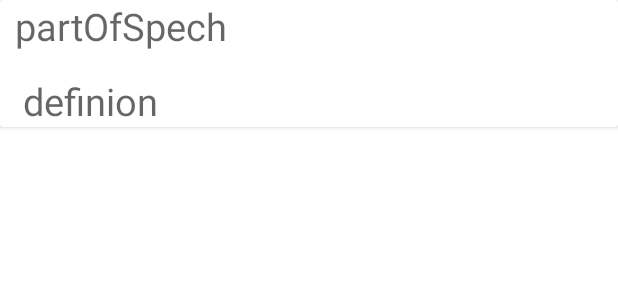
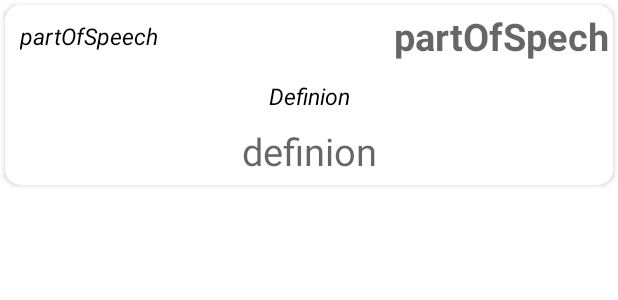
Before and after one commit to Serg8787/IntelliasTest, an Android app: the layout item.xml on its own in the app's theme, with its tools: preview values and no code run, on a phone screen of 412 x 824 dp. Shown: the top 300 px of the screen. Run offline under Robolectric (Android 15) with nearby library versions, the phone set to English and light mode, and no system bars.

Commit message:
add design and check - correct word

```diff
--- a/app/src/main/res/layout/item.xml
+++ b/app/src/main/res/layout/item.xml
@@ -3,34 +3,71 @@
     xmlns:tools="http://schemas.android.com/tools"
     android:layout_width="match_parent"
     android:layout_height="wrap_content"
+    app:cardCornerRadius="10dp"
+    android:layout_margin="3dp"
     xmlns:app="http://schemas.android.com/apk/res-auto">
     <androidx.constraintlayout.widget.ConstraintLayout
         android:layout_width="match_parent"
-        android:layout_height="wrap_content"
-        >
+        android:layout_height="wrap_content" >
+
+        <TextView
+            android:id="@+id/tvItemTittlePartOfSpeech"
+            android:layout_width="wrap_content"
+            android:layout_height="wrap_content"
+            android:text="partOfSpeech"
+            android:textColor="@color/black"
+            android:textSize="15sp"
+            android:textStyle="italic"
+            app:layout_constraintStart_toStartOf="parent"
+            app:layout_constraintTop_toTopOf="parent"
+            android:layout_margin="10dp"/>
+
         <TextView
             android:id="@+id/partOfSpech"
             android:layout_width="0dp"
             android:layout_height="wrap_content"
+            android:layout_marginStart="15dp"
             android:hint="partOfSpech"
-            android:layout_marginStart="15dp"
+            android:paddingEnd="3dp"
+            android:gravity="right"
+            android:textStyle="bold"
+            android:textColor="@color/black"
             android:textSize="25sp"
-            android:layout_margin="10dp"
+            app:layout_constraintBottom_toBottomOf="@+id/tvItemTittlePartOfSpeech"
+            app:layout_constraintEnd_toEndOf="parent"
+            app:layout_constraintStart_toEndOf="@id/tvItemTittlePartOfSpeech"
+            app:layout_constraintTop_toTopOf="@+id/tvItemTittlePartOfSpeech"
+            tools:ignore="MissingConstraints" />
+
+        <TextView
+            android:id="@+id/tvTittleItemDefinion"
+            android:layout_width="wrap_content"
+            android:layout_height="wrap_content"
+            android:text="Definion"
+            android:textColor="@color/black"
+            android:textSize="15sp"
+            android:textStyle="italic"
+            android:layout_marginTop="15dp"
+            android:layout_marginStart="10dp"
+            android:layout_marginEnd="10dp"
+            android:padding="3dp"
             app:layout_constraintStart_toStartOf="parent"
             app:layout_constraintEnd_toEndOf="parent"
-            tools:ignore="MissingConstraints" />
+            app:layout_constraintTop_toBottomOf="@+id/tvItemTittlePartOfSpeech"/>
 
         <TextView
             android:id="@+id/definion"
             android:layout_width="0dp"
             android:layout_height="wrap_content"
+            android:padding="5dp"
             android:hint="definion"
-            android:layout_marginStart="15dp"
+            android:gravity="center"
+            android:textStyle="normal"
             android:textSize="25sp"
-            android:layout_margin="15dp"
-            app:layout_constraintTop_toBottomOf="@+id/partOfSpech"
+            android:textColor="@color/black"
+            app:layout_constraintEnd_toEndOf="parent"
             app:layout_constraintStart_toStartOf="parent"
-            app:layout_constraintEnd_toEndOf="parent"
+            app:layout_constraintTop_toBottomOf="@+id/tvTittleItemDefinion"
             tools:ignore="MissingConstraints" />
 
     </androidx.constraintlayout.widget.ConstraintLayout>
```
Also changed, not shown: app/src/main/java/com/tsybulnik/intelliastest/presentation/MainActivity.kt (+3 -12 lines), app/src/main/res/layout/activity_main.xml (+25 -6 lines).
